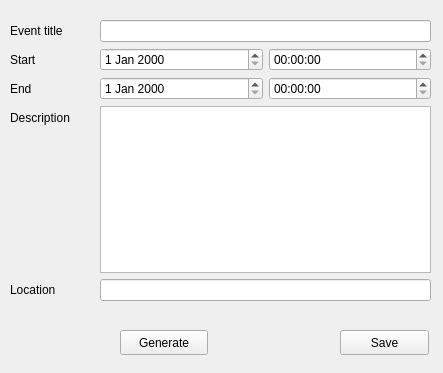
The window that kOrganizify/src/eventwindow.ui (jelisavetagavrilovic/kOrganizify) describes before a commit, drawn with Qt 5.
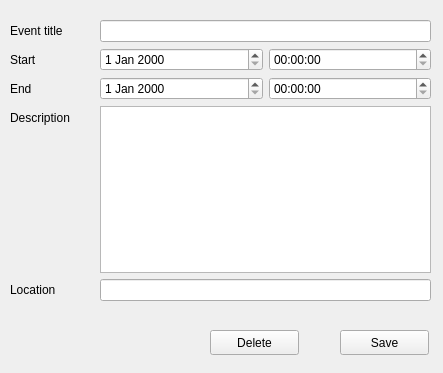
The same window after the commit.

The edit to the form file:
```diff
--- a/kOrganizify/src/eventwindow.ui
+++ b/kOrganizify/src/eventwindow.ui
@@ -92,19 +92,6 @@
     </item>
    </layout>
   </widget>
-  <widget class="QPushButton" name="btnGenerate">
-   <property name="geometry">
-    <rect>
-     <x>120</x>
-     <y>330</y>
-     <width>88</width>
-     <height>25</height>
-    </rect>
-   </property>
-   <property name="text">
-    <string>Generate</string>
-   </property>
-  </widget>
   <widget class="QPushButton" name="btnSave">
    <property name="geometry">
     <rect>
@@ -118,6 +105,19 @@
     <string>Save</string>
    </property>
   </widget>
+  <widget class="QPushButton" name="btnDelete">
+   <property name="geometry">
+    <rect>
+     <x>210</x>
+     <y>330</y>
+     <width>89</width>
+     <height>25</height>
+    </rect>
+   </property>
+   <property name="text">
+    <string>Delete</string>
+   </property>
+  </widget>
  </widget>
  <resources/>
  <connections/>
```
